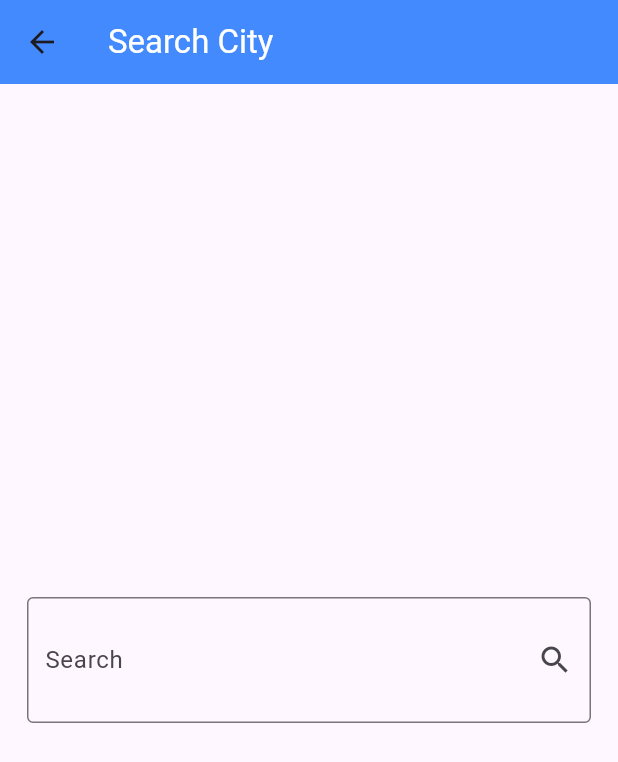
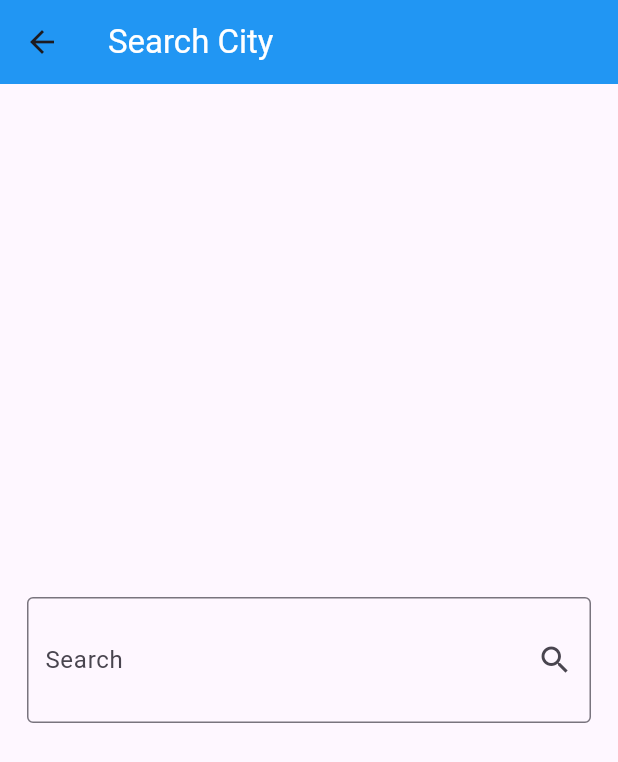
Before and after one commit to ArwaElsherif/Weather_app, a Flutter app: the screen it shows after launch, after a tap on the "search" icon, on a phone screen of 412 x 824 dp. Shown: the top 762 px of the screen. Run offline on Flutter 3.47's test engine with Material 3 defaults, Android fonts, the phone set to English and light mode, and no system bars; our stand-ins replace dio, flutter_bloc.

Commit message:
change background color

```diff
--- a/lib/cubits/get_weather_cubit/get_weather_state.dart
+++ b/lib/cubits/get_weather_cubit/get_weather_state.dart
@@ -2,11 +2,9 @@
 import 'package:weather_app/models/weather_model.dart';
 
 class WeatherState {
-
 }
 
 class NoWeatherState extends WeatherState{
-
 }
 
 class WeatherLoadedState extends WeatherState{
@@ -14,7 +12,6 @@ class WeatherLoadedState extends WeatherState{
 
   WeatherLoadedState({required this.weatherModel});
 }
-
 class WeatherFailureState extends WeatherState{
   final String error;
 
--- a/lib/main.dart
+++ b/lib/main.dart
@@ -1,10 +1,11 @@
 import 'package:flutter/material.dart';
 import 'package:flutter_bloc/flutter_bloc.dart';
 import 'package:weather_app/cubits/get_weather_cubit/get_weather_cubit.dart';
+import 'package:weather_app/cubits/get_weather_cubit/get_weather_state.dart';
 import 'package:weather_app/views/home_view.dart';
 
 void main() {
-  runApp(const MyApp());
+  runApp( MyApp());
 }
 
 class MyApp extends StatelessWidget {
@@ -15,35 +16,37 @@ class MyApp extends StatelessWidget {
   Widget build(BuildContext context) {
     return BlocProvider(
       create: (context) => GetWeatherCubit(),
-      child: CustomMaterialAPP(),
-    );
-  }
-}
-
-class CustomMaterialAPP extends StatelessWidget {
-  const CustomMaterialAPP({
-    super.key,
-  });
-  @override
-  Widget build(BuildContext context) {
+      child: Builder(
+        builder:
+            (context) => BlocBuilder<GetWeatherCubit, WeatherState>(
+              builder: (context, state) {
                 return MaterialApp(
                   debugShowCheckedModeBanner: false,
-      home: HomeView(),
                   theme: ThemeData(
                     primarySwatch: getThemeColor(
-          BlocProvider.of<GetWeatherCubit>(context).weatherModel?.weatherCondition,
+                      BlocProvider.of<GetWeatherCubit>(
+                        context,
+                      ).weatherModel?.weatherCondition,
+                    ),
+                  ),
+                  home: HomeView(),
+                );
+              },
             ),
       ),
     );
   }
 }
 
-
 MaterialColor getThemeColor(String? condition) {
-  if(condition==null){
+  if (condition == null) {
     return Colors.blue;
   }
-  if (condition == 'Sunny' || condition == 'Clear' || condition == 'Partly cloudy' || condition == 'Overcast' || condition == 'Mist') {
+  else if (condition == 'Sunny' ||
+      condition == 'Clear' ||
+      condition == 'Partly cloudy' ||
+      condition == 'Overcast' ||
+      condition == 'Mist') {
     return Colors.orange;
   } else if (condition == 'Heavy rain' ||
       condition == 'Patchy rain possible' ||
@@ -63,9 +66,8 @@ MaterialColor getThemeColor(String? condition) {
       condition == 'Torrential rain shower' ||
       condition == 'Patchy light rain with thunder' ||
       condition == 'Moderate or heavy rain with thunder') {
-    return Colors.blue;
+    return Colors.indigo;
   } else {
-    // All other conditions — snow, fog, thunder, etc.
     return Colors.blueGrey;
   }
 }
--- a/lib/views/home_view.dart
+++ b/lib/views/home_view.dart
@@ -17,7 +17,7 @@ class _HomeViewState extends State<HomeView> {
   Widget build(BuildContext context) {
     return Scaffold(
       appBar: AppBar(
-        backgroundColor: Colors.blueAccent,
+        backgroundColor: Colors.blue,
         title: Text('Weather App', style: TextStyle(color: Colors.white)),
         actions: [
           IconButton(
@@ -40,7 +40,7 @@ class _HomeViewState extends State<HomeView> {
           return NoWeatherBody();
           }
           else if(state is WeatherLoadedState){
-            return WeatherInfoBody();
+            return WeatherInfoBody(weather: state.weatherModel,);
           }
           else{
             return Text('oops there was an errer');
--- a/lib/views/search_view.dart
+++ b/lib/views/search_view.dart
@@ -9,7 +9,7 @@ class SearchView extends StatelessWidget {
   Widget build(BuildContext context) {
     return Scaffold(
       appBar: AppBar(
-        backgroundColor: Colors.blueAccent,
+        backgroundColor: Colors.blue,
         title: Text('Search City', style: TextStyle(color: Colors.white)),
       ),
       body: Center(
--- a/lib/widgets/no_weather_body.dart
+++ b/lib/widgets/no_weather_body.dart
@@ -5,7 +5,7 @@ class NoWeatherBody extends StatelessWidget {
 
   @override
   Widget build(BuildContext context) {
-    return Padding(
+    return  Padding(
       padding: const EdgeInsets.symmetric(horizontal: 30),
       child: Center(
         child: Column(
--- a/lib/widgets/weather_info_body.dart
+++ b/lib/widgets/weather_info_body.dart
@@ -1,17 +1,30 @@
 import 'package:flutter/material.dart';
 import 'package:flutter_bloc/flutter_bloc.dart';
 import 'package:weather_app/cubits/get_weather_cubit/get_weather_cubit.dart';
+import 'package:weather_app/main.dart';
 import 'package:weather_app/models/weather_model.dart';
 
 class WeatherInfoBody extends StatelessWidget {
-  const WeatherInfoBody({super.key});
+  const WeatherInfoBody({super.key, required this.weather});
 
+  final WeatherModel weather;
   @override
   Widget build(BuildContext context) {
 
   WeatherModel weatherModel=  BlocProvider.of<GetWeatherCubit>(context).weatherModel!;
 
-    return Padding(
+    return Container(
+      decoration: BoxDecoration(
+        gradient: LinearGradient(
+          begin: Alignment.topCenter,
+          end: Alignment.bottomLeft,
+          colors: [getThemeColor(weatherModel.weatherCondition),
+          getThemeColor(weatherModel.weatherCondition)[300]!,
+          getThemeColor(weatherModel.weatherCondition)[50]!,
+          ],
+        )
+      ),
+      child: Padding(
         padding: const EdgeInsets.symmetric(horizontal: 32),
         child: Column(
           mainAxisAlignment: MainAxisAlignment.center,
@@ -45,6 +58,7 @@ class WeatherInfoBody extends StatelessWidget {
             ),
           ],
         ),
+      ),
     );
   }
 }
```
Lines whose indentation alone changed are shown as unchanged.
